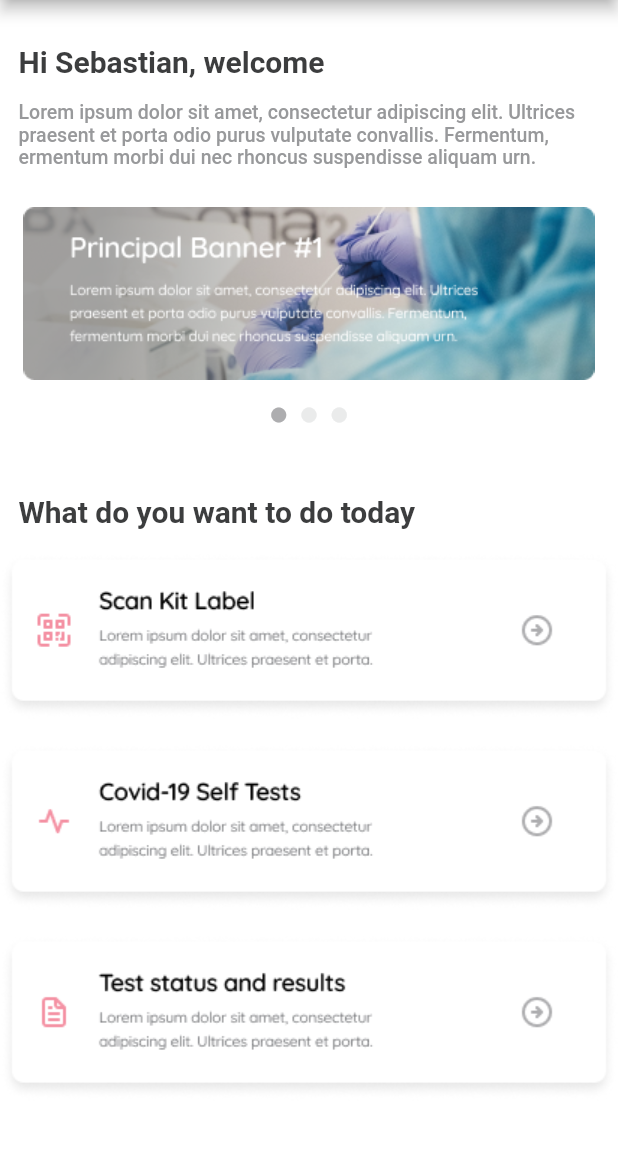
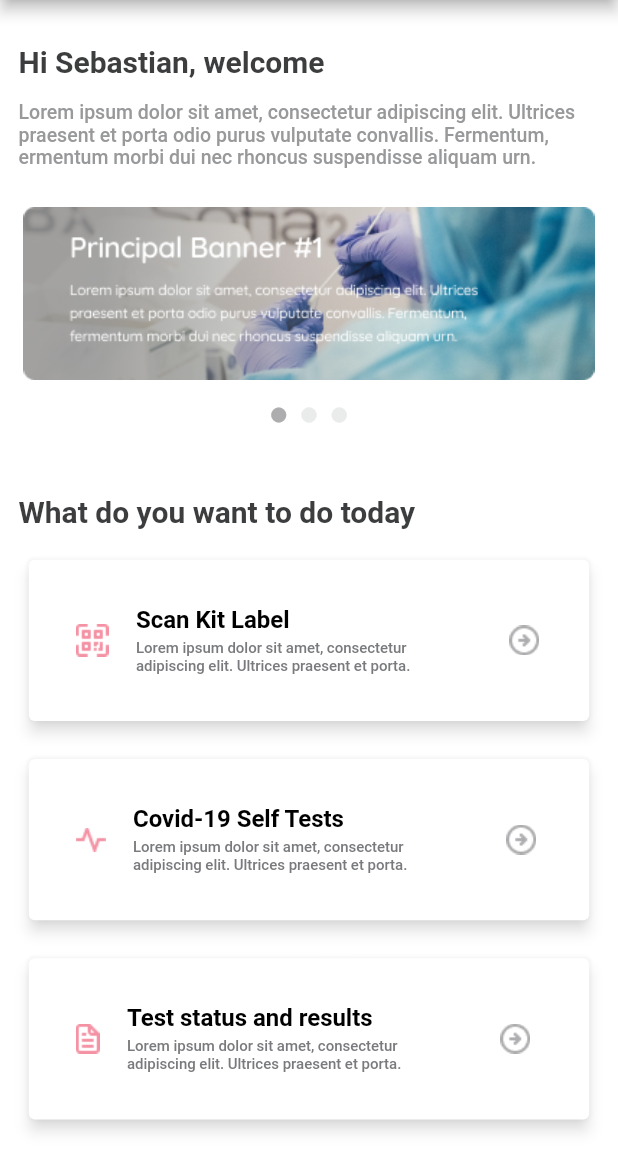
Before and after one commit to JhonZuluaga007/personal_project, a Flutter app: the HomePage screen opened by its route, on a phone screen of 412 x 824 dp, the part 84-1236 px from its top. Run offline on Flutter 3.47's test engine with Material 2 defaults, Android fonts, the phone set to English and light mode, and no system bars; our stand-ins replace shared_preferences; accounts and stored records are empty; project files that could hold a hidden picture were left out.

Commit message:
Add the Card in the page from home

```diff
--- a/lang/en.json
+++ b/lang/en.json
@@ -34,6 +34,10 @@
     "home_name_user": "Hi Sebastian, welcome",
     "home_description": "Lorem ipsum dolor sit amet, consectetur adipiscing elit. Ultrices\npraesent et porta odio purus vulputate convallis. Fermentum,\nermentum morbi dui nec rhoncus suspendisse aliquam urn.",
     "home_title_card": "What do you want to do today",
+    "home_title_card_scan": "Scan Kit Label",
+    "home_title_card_covid_19": "Covid-19 Self Tests",
+    "home_title_card_test_status": "Test status and results",
+    "home_description_card_scan": "Lorem ipsum dolor sit amet, consectetur\nadipiscing elit. Ultrices praesent et porta.",
 
     "my_user_profile": "My profile",
     "my_user_button_edit_profile": "Edit my information",
--- a/lang/es.json
+++ b/lang/es.json
@@ -34,6 +34,10 @@
     "home_name_user": "Hola Sebastian, bienvenido",
     "home_description": "Lorem ipsum dolor sit amet, consectetur adipiscing elit. Ultrices\n praesent et porta odio purus vulputate convallis. Fermentum,\nermentum morbi dui nec rhoncus suspendisse aliquam urn.",
     "home_title_card": "Que quieres hacer hoy",
+    "home_title_card_scan": "Scan Kit Label",
+    "home_title_card_covid_19": "Covid-19 Self Tests",
+    "home_title_card_test_status": "Test status and results",
+    "home_description_card_scan": "Lorem ipsum dolor sit amet, consectetur\nadipiscing elit. Ultrices praesent et porta.",
 
     "my_user_profile": "Mi perfil",
     "my_user_button_edit_profile": "Editar mi información",
--- a/lib/home/page/home_page.dart
+++ b/lib/home/page/home_page.dart
@@ -1,9 +1,11 @@
 import 'package:flutter/material.dart';
+
 import 'package:personal_project/common_ui/common_pages/my_app_scaffold_page.dart';
 import 'package:personal_project/common_ui/common_widgets/text/text_widget.dart';
 import 'package:personal_project/config/theme/theme.dart';
 import 'package:personal_project/home/widget/card_scan_home.dart';
 import 'package:personal_project/home/widget/main_banner_description_onboarding.dart';
+import 'package:personal_project/icons/icons.dart';
 
 class HomePage extends StatefulWidget {
   const HomePage({super.key});
@@ -107,8 +109,9 @@ class _HomePageState extends State<HomePage> {
                   color: pageNumber == index
                       ? wColor.mapColors['T400']
                       : wColor.mapColors['T100'],
-                ),
+                )
               ),
+
             ),
           ),
         ),
@@ -125,9 +128,22 @@ class _HomePageState extends State<HomePage> {
         ),
         SizedBox(height: height * 0.02),
         const CardScanHome(
-            imagesScanLabel: "assets/images/scan_kit_label.png",
-            imageCovid_19: "assets/images/covid-19_tests.png",
-            imageTestStatusResult: "assets/images/test_status_and_results.png")
+          imageIcon: IconsFolderCovid.scanKitLabel,
+          textDescription: "home_description_card_scan",
+          textTitle: "home_title_card_scan",
+        ),
+        SizedBox(height: height * 0.021),
+        const CardScanHome(
+          imageIcon: IconsFolderCovid.covid19Self,
+          textDescription: "home_description_card_scan",
+          textTitle: "home_title_card_covid_19",
+        ),
+        SizedBox(height: height * 0.021),
+        const CardScanHome(
+          imageIcon: IconsFolderCovid.testStatusResult,
+          textDescription: "home_description_card_scan",
+          textTitle: "home_title_card_test_status",
+        ),
       ],
     );
   }
--- a/lib/home/widget/card_scan_home.dart
+++ b/lib/home/widget/card_scan_home.dart
@@ -1,34 +1,84 @@
 import 'package:flutter/material.dart';
+
+import 'package:personal_project/common_ui/common_widgets/text/text_widget.dart';
+import 'package:personal_project/icons/icons.dart';
+
+import '../../config/theme/theme.dart';
 
 class CardScanHome extends StatelessWidget {
 
-  final String imagesScanLabel;
-  final String imageCovid_19;
-  final String imageTestStatusResult;
+  final String textTitle;
+  final String textDescription;
+  final String imageIcon;
 
   const CardScanHome({
     super.key,
-    required this.imagesScanLabel,
-    required this.imageCovid_19,
-    required this.imageTestStatusResult
+    required this.textTitle,
+    required this.textDescription,
+    required this.imageIcon,
   });
 
   @override
   Widget build(BuildContext context) {
+    final width = MediaQuery.of(context).size.width;
     final height = MediaQuery.of(context).size.height;
+    final wColor = ThemesIdx20();
 
-    return Column(
-      children: [
-        Image.asset(imagesScanLabel),
-        SizedBox(
-          height: height * 0.021,
+    return Padding(
+      padding: EdgeInsets.symmetric(horizontal: width * 0.037),
+      child: Card(
+        shadowColor: wColor.mapColors["IDWhite"],
+        elevation: 4,
+        child: Padding(
+          padding: EdgeInsets.symmetric(horizontal: width * 0.037, vertical: height * 0.037),
+          child: Row(
+            mainAxisAlignment: MainAxisAlignment.start,
+            children: [
+            Padding(
+              padding: EdgeInsets.only(left: width * 0.039),
+              child: Image.asset(imageIcon),
+            ),
+            Row(
+              children: [
+                SizedBox(
+                  width: width * 0.044,
+                ),
+                Column(
+                  crossAxisAlignment: CrossAxisAlignment.start,
+                  children: [
+                    TextWidget(
+                      text: textTitle,
+                      style: const TextStyle(
+                        fontSize: 16,
+                        fontWeight: FontWeight.w600,
+                        letterSpacing: -0.02,
+                        color: Colors.black
+                      ),
+                    ),
+                    SizedBox(
+                      height: height * 0.0043,
+                    ),
+                    TextWidget(
+                      text: textDescription,
+                      style: TextStyle(
+                        fontSize: 10,
+                        fontWeight: FontWeight.w500,
+                        letterSpacing: -0.02,
+                        color: wColor.mapColors["S600"]
+                      ),
+                    ),
+                  ],
+                )
+              ],
+            ),
+            SizedBox(
+              width: width * 0.16,
+            ),
+            Image.asset(IconsFolderCovid.arrowCircleRight)
+
+          ]),
         ),
-        Image.asset(imageCovid_19),
-        SizedBox(
-          height: height * 0.021,
-        ),
-        Image.asset(imageTestStatusResult),
-      ],
+      ),
     );
   }
 }
--- a/lib/home/widget/text_field_form_my_profile.dart
+++ b/lib/home/widget/text_field_form_my_profile.dart
@@ -45,7 +45,7 @@ class TextFieldFormMyUser extends StatelessWidget {
                 color: wColor.mapColors["S600"]),
             hintText: hintText,
           ),
-          SizedBox(height: height * 0.0086),
+          SizedBox(height: height * 0.050),
           TextWidget(
             text: textTitle,
             textAlign: TextAlign.start,
--- a/lib/icons/icons.dart
+++ b/lib/icons/icons.dart
@@ -1,12 +1,18 @@
-class Icons {
+class IconsFolder {
   static const base = 'assets/';
 }
 
 class IconsFolderCovid {
-  static const String iconsBase = '${Icons.base}ICONS_png/';
+  static const String iconsBase = '${IconsFolder.base}ICONS_png/';
   static const String home = "${iconsBase}nav_bar_home.png";
   static const String covid_19Test = "${iconsBase}nav_bar_covid-19_test.png";
   static const String iconFAQS = "${iconsBase}nav_bar_FAQS.png";
   static const String myUser = "${iconsBase}nav_bar_my_user.png";
-  static const String arrowBack = "${iconsBase}arrow_back.png";
+  static const String scanKitLabel = "${iconsBase}scan_kit_test.png";
+  static const String covid19Self = "${iconsBase}covid_19_self_test.png";
+  static const String testStatusResult = "${iconsBase}test_results_status.png";
+  static const String arrowCircleRight = "${iconsBase}arrow_circle_right.png";
+  static const String circleBannerHome = "${iconsBase}home_circle_banner.png";
+
+
 }
```
Also changed, not shown: assets/ICONS_png/arrow_back.png (deleted), assets/ICONS_png/arrow_circle_right.png (added), assets/ICONS_png/covid_19_self_test.png (added), assets/ICONS_png/home_circle_banner.png (added), assets/ICONS_png/scan_kit_test.png (added), assets/ICONS_png/test_results_status.png (added), assets/images/covid-19_tests.png (deleted), assets/images/scan_kit_label.png (deleted), assets/images/test_status_and_results.png (deleted).
